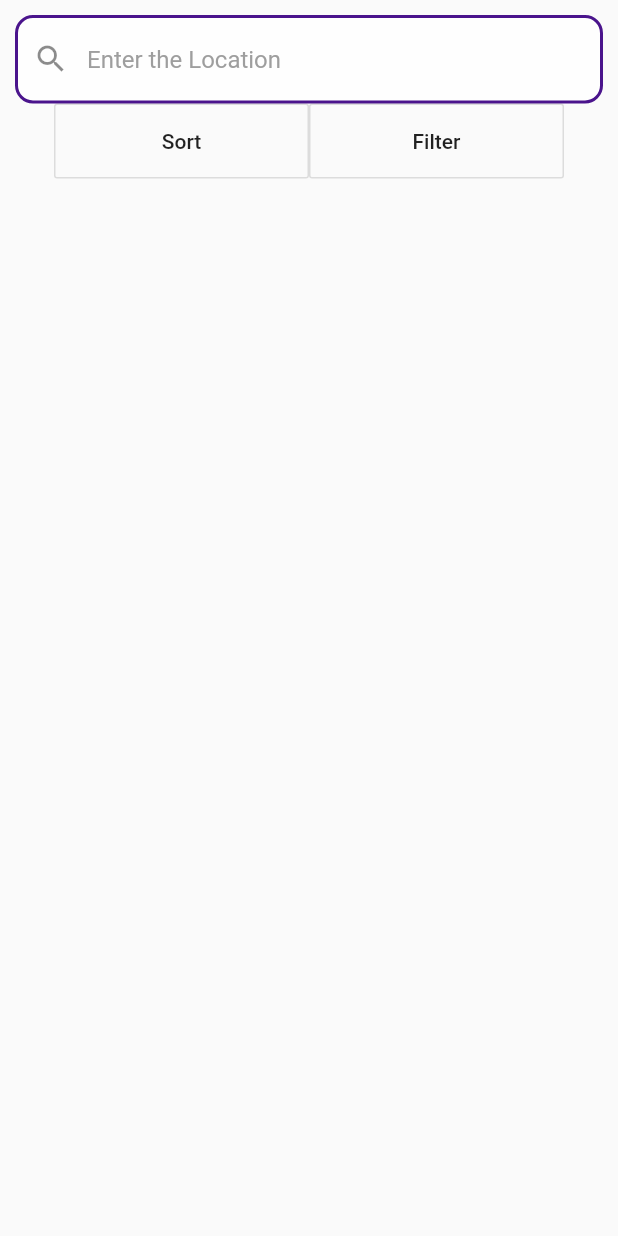
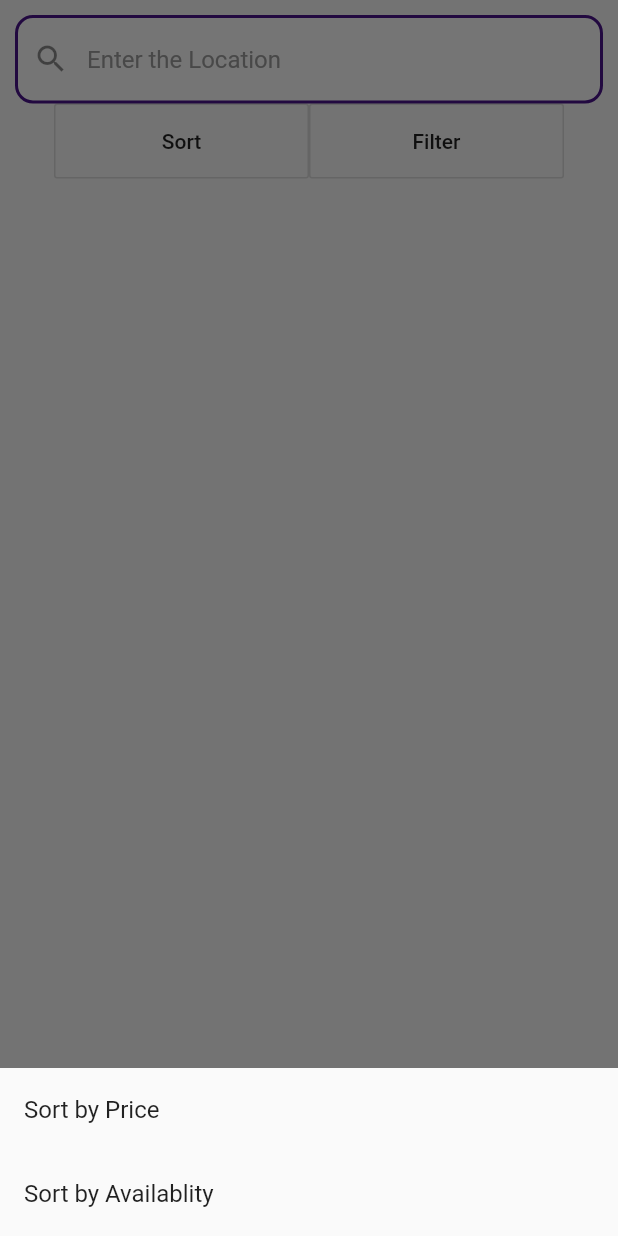
Before and after one commit to sharukhrahman97/homie, a Flutter app: the SearchCard screen opened directly, after a tap on "Sort", on a phone screen of 412 x 824 dp. Run offline on Flutter 3.47's test engine with Material 2 defaults, Android fonts, the phone set to English and light mode, and no system bars.

Commit message:
done login and sort

```diff
--- a/lib/main.dart
+++ b/lib/main.dart
@@ -2,6 +2,7 @@ import 'package:flutter/cupertino.dart';
 import 'package:flutter/material.dart';
 import 'package:homie/Chat.dart';
 import 'package:homie/Home.dart';
+import 'package:homie/Login.dart';
 import 'package:homie/LookingForARoom.dart';
 import 'package:homie/LookingForARoomate.dart';
 import 'package:homie/HomeBottomNav.dart';
@@ -44,7 +45,7 @@ class Homescreen extends StatelessWidget {
                   padding: EdgeInsets.fromLTRB(35, 8, 35, 8),
                   color: Color(0xff5F34A7),
                   onPressed: () {
-                    Navigator.push(context, MaterialPageRoute(builder: (context)=>null));
+                    Navigator.push(context, MaterialPageRoute(builder: (context)=>Login()));
                   },
                   child: Text('Looking for a room ?',
                       style: TextStyle(fontSize: 20, color: Colors.white))
--- a/lib/reuseable_search_widget.dart
+++ b/lib/reuseable_search_widget.dart
@@ -1,5 +1,6 @@
 import 'package:flutter/material.dart';
 import 'package:homie/Filter.dart';
+import 'package:homie/sort.dart';
 
 class SearchCard extends StatefulWidget {
   @override
@@ -7,6 +8,7 @@ class SearchCard extends StatefulWidget {
 }
 
 class _SearchCardState extends State<SearchCard> {
+  Sort sort = new Sort();
   @override
   Widget build(BuildContext context) {
     return Scaffold(
@@ -38,9 +40,7 @@ class _SearchCardState extends State<SearchCard> {
                   child: Center(
                     child: Text("Sort"),
                   ),
-                  onPressed: () {
-                    //TODO: popup dialog
-                  },
+                  onPressed: () => sort.mainBottomSheet(context),
                 ),
               ),
               ButtonTheme(
--- /dev/null
+++ b/lib/sort.dart
@@ -0,0 +1,35 @@
+import 'package:flutter/material.dart';
+
+class Sort {
+  mainBottomSheet(BuildContext context) {
+    showModalBottomSheet(
+        context: context,
+        builder: (BuildContext context) {
+          return Column(
+            mainAxisSize: MainAxisSize.min,
+            children: <Widget>[
+              _createTile(
+                context,
+                'Sort by Price',
+              ),
+              _createTile(
+                context,
+                'Sort by Availablity',
+              ),
+            ],
+          );
+        });
+  }
+
+  ListTile _createTile(
+    BuildContext context,
+    String name,
+  ) {
+    return ListTile(
+      title: Text(name),
+      onTap: () {
+        Navigator.pop(context);//yet to code for server
+      },
+    );
+  }
+}
```
Also changed, not shown: lib/Filter.dart (+8 -6 lines), lib/Login.dart (added, +94 -0 lines), assets/googleicon.png (added), pubspec.lock.
